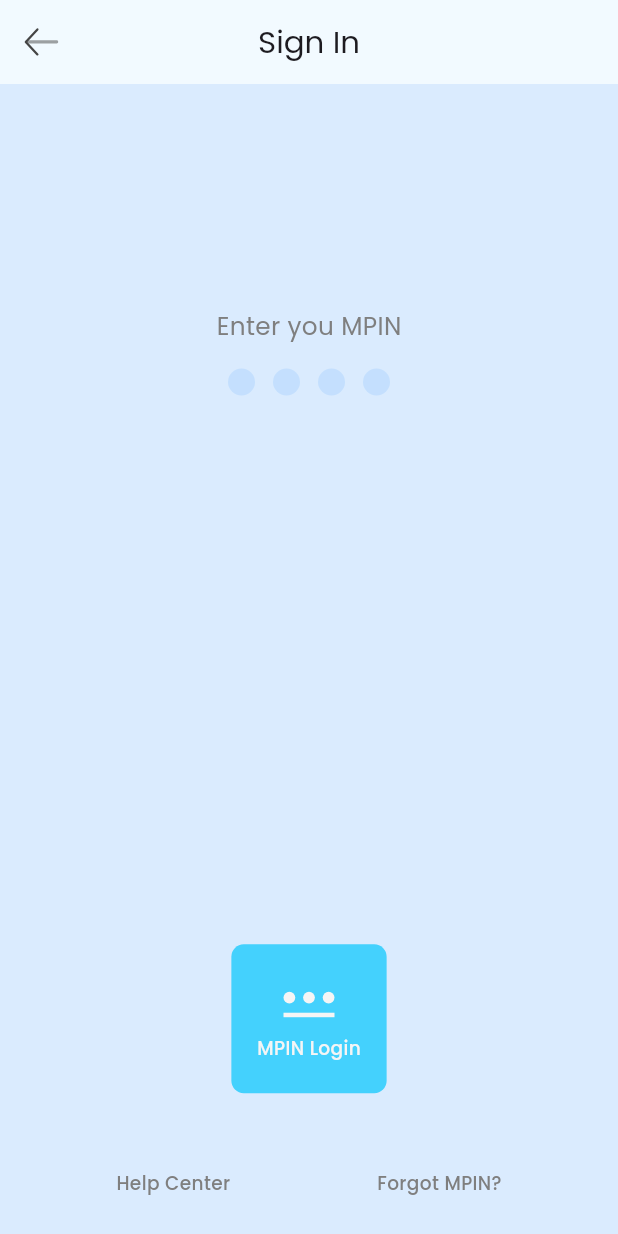
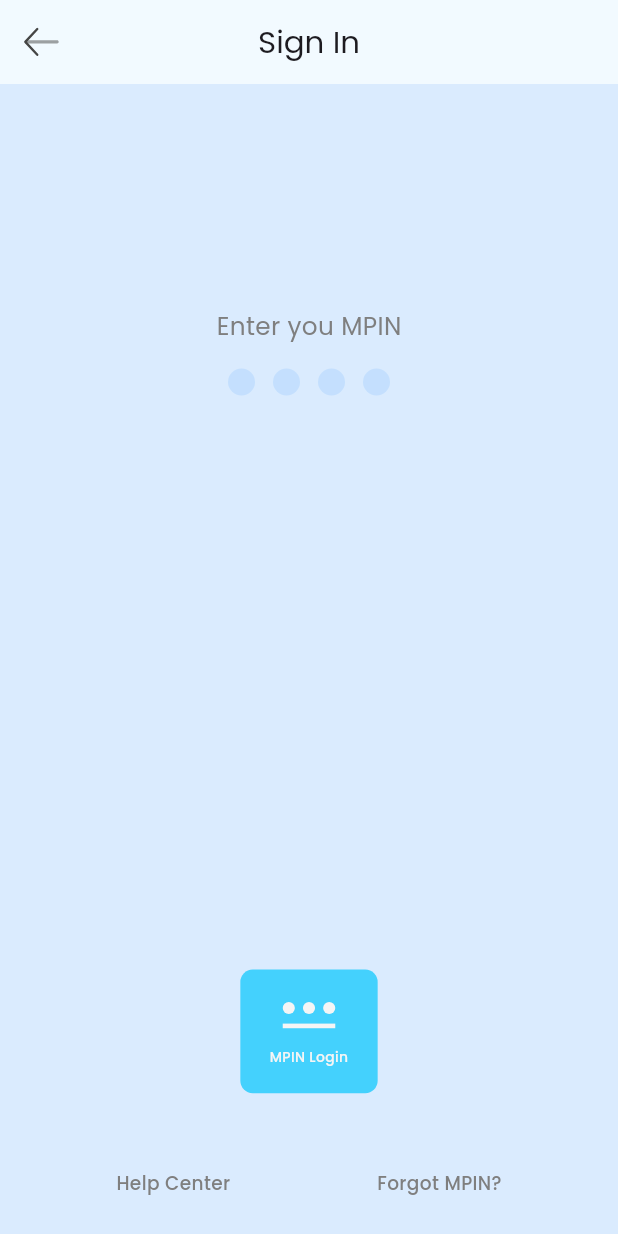
Before and after one commit to Bakemonos/BookingSystem, a Flutter app: the Signin screen opened directly, after a tap on "Next", on a phone screen of 412 x 824 dp. Run offline on Flutter 3.47's test engine with Material 3 defaults, Android fonts, the phone set to English and light mode, and no system bars; our stand-ins replace flutter_screenutil, flutter_svg, quickalert; missing offline and left inert: flutter_verification_code.

Commit message:
UI Responsive Attempt 5

```diff
--- a/lib/main.dart
+++ b/lib/main.dart
@@ -11,7 +11,7 @@ class Main extends StatelessWidget {
 
   @override
   Widget build(BuildContext context) {
-    return const ScreenUtilInit(
+      return const ScreenUtilInit(
       designSize: Size(360, 800),
       minTextAdapt: true,
       splitScreenMode: true,
--- a/lib/pages/mpin.dart
+++ b/lib/pages/mpin.dart
@@ -41,7 +41,7 @@ class _MyWidgetState extends State<Mpin> {
                     MaterialPageRoute(
                         builder: (context) => const Mpinconfirm()));
               },
-              icon: SvgPicture.asset("assets/Icons/arrow.svg")),
+              icon: SvgPicture.asset(width: 24.w, height: 24.h,"assets/Icons/arrow.svg")),
         ),
         body: Padding(
           padding: EdgeInsets.symmetric(horizontal: 25.w, vertical: 25.h),
--- a/lib/pages/mpinconfirm.dart
+++ b/lib/pages/mpinconfirm.dart
@@ -35,7 +35,7 @@ class _MpinconfirmState extends State<Mpinconfirm> {
                 Navigator.push(context,
                     MaterialPageRoute(builder: (context) => const Register()));
               },
-              icon: SvgPicture.asset("assets/Icons/arrow.svg")),
+              icon: SvgPicture.asset(width: 24.w, height: 24.h,"assets/Icons/arrow.svg")),
         ),
         body: Padding(
           padding: EdgeInsets.symmetric(horizontal: 25.w, vertical: 25.h),
--- a/lib/pages/otp.dart
+++ b/lib/pages/otp.dart
@@ -37,7 +37,7 @@ class _OtpState extends State<Otp> {
                 Navigator.push(context,
                     MaterialPageRoute(builder: (context) => const Signup()));
               },
-              icon: SvgPicture.asset("assets/Icons/arrow.svg")),
+              icon: SvgPicture.asset(width: 24.w, height: 24.h,"assets/Icons/arrow.svg")),
         ),
         body: Padding(
           padding: EdgeInsets.symmetric(horizontal: 25.w, vertical: 25.h),
--- a/lib/pages/register.dart
+++ b/lib/pages/register.dart
@@ -102,9 +102,6 @@ class _RegisterState extends State<Register> {
                       ),
                     ),
                   )),
-                  SizedBox(
-                    height: 10.h,
-                  ),
                   Padding(
                     padding:
                         EdgeInsets.symmetric(horizontal: 20.w, vertical: 20.h),
@@ -161,9 +158,6 @@ class _RegisterState extends State<Register> {
                         )
                       ],
                     ),
-                  ),
-                  SizedBox(
-                    height: 20.h,
                   ),
                 ],
               )),
--- a/lib/pages/signin.dart
+++ b/lib/pages/signin.dart
@@ -39,7 +39,8 @@ class _SigninState extends State<Signin> {
                     MaterialPageRoute(
                         builder: (context) => const Getstarted()));
               },
-              icon: SvgPicture.asset("assets/Icons/arrow.svg")),
+              icon: SvgPicture.asset(
+                  width: 24.w, height: 24.h, "assets/Icons/arrow.svg")),
         ),
         body: Column(
           mainAxisAlignment: MainAxisAlignment.end,
--- a/lib/pages/signinmpinscreen.dart
+++ b/lib/pages/signinmpinscreen.dart
@@ -56,7 +56,8 @@ class _SigninState extends State<Signinmpinscreen> {
               Navigator.push(context,
                   MaterialPageRoute(builder: (context) => const Signin()));
             },
-            icon: SvgPicture.asset("assets/Icons/arrow.svg")),
+            icon: SvgPicture.asset(
+                width: 24.w, height: 24.h, "assets/Icons/arrow.svg")),
       ),
       body: Padding(
         padding: EdgeInsets.symmetric(horizontal: 25.w, vertical: 25.h),
@@ -217,7 +218,9 @@ class _SigninState extends State<Signinmpinscreen> {
                                       )),
                                 ),
                                 SizedBox(width: 30.w),
-                                numButton(0),
+                                numButton(
+                                  0,
+                                ),
                                 SizedBox(width: 30.w),
                                 TextButton(
                                   onPressed: () => setState(() => enteredPin =
@@ -268,23 +271,28 @@ class _SigninState extends State<Signinmpinscreen> {
                     );
                   },
                   child: Container(
-                    // H15 W20
-                    padding:
-                        EdgeInsets.symmetric(horizontal: 15.w, vertical: 20.h),
+                    height: 80.h,
+                    width: 80.w,
                     decoration: BoxDecoration(
                       borderRadius: BorderRadius.circular(8.r),
                       color: const Color(primaryColor),
                     ),
+                    padding:
+                        EdgeInsets.symmetric(horizontal: 13.w, vertical: 10.h),
                     child: Column(
                       children: [
-                        SvgPicture.asset("assets/Icons/MpinIcon.svg"),
+                        SvgPicture.asset(
+                            width: 40.h,
+                            height: 40.h,
+                            "assets/Icons/MpinIcon.svg"),
                         Text(
                           'MPIN Login',
                           style: TextStyle(
-                              fontSize: 12.sp,
+                              fontSize: 9.sp,
                               fontFamily: "Poppins",
                               color: const Color(textLight),
                               fontWeight: FontWeight.w500),
+                          textAlign: TextAlign.center,
                         ),
                       ],
                     ),
--- a/lib/pages/signup.dart
+++ b/lib/pages/signup.dart
@@ -39,7 +39,8 @@ class _SignupState extends State<Signup> {
                     MaterialPageRoute(
                         builder: (context) => const Getstarted()));
               },
-              icon: SvgPicture.asset("assets/Icons/arrow.svg")),
+              icon: SvgPicture.asset(
+                  width: 24.w, height: 24.h, "assets/Icons/arrow.svg")),
         ),
         body: Column(
           mainAxisAlignment: MainAxisAlignment.end,
```
Also changed, not shown: lib/pages/getstarted.dart (+4 -4 lines).
